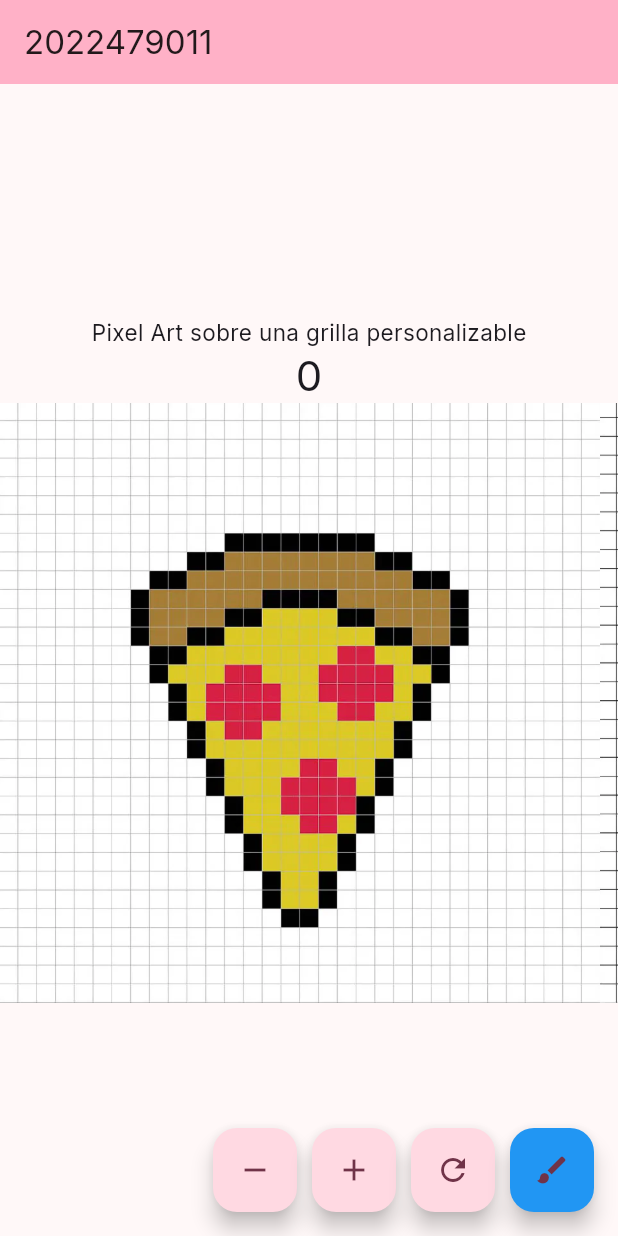
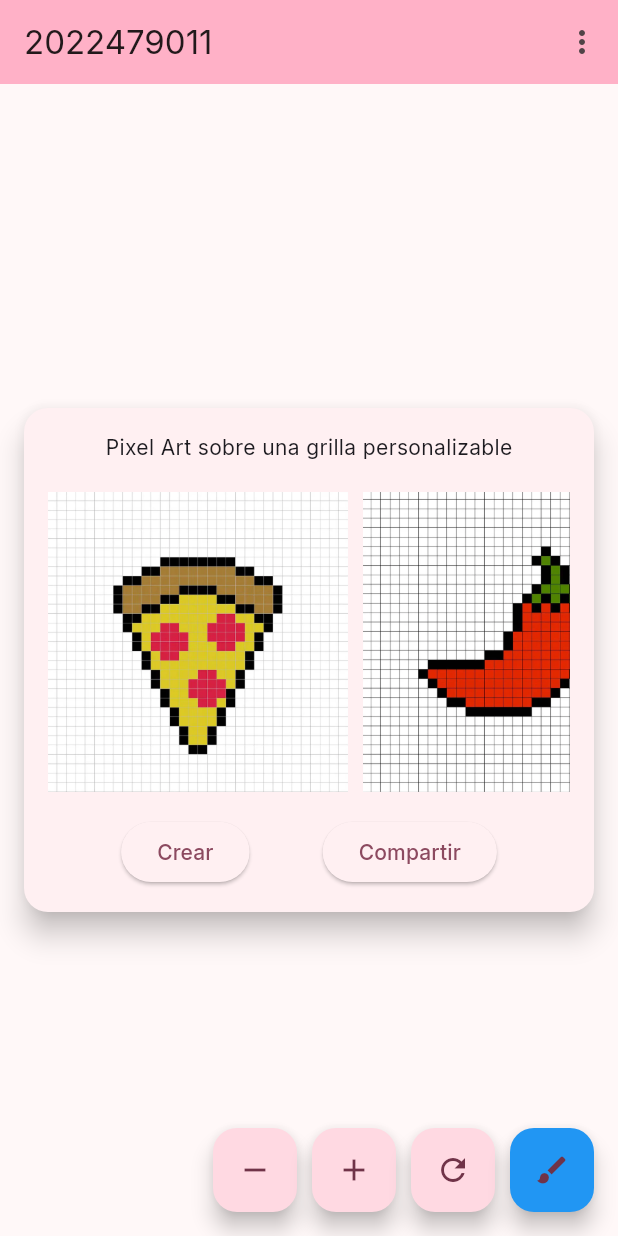
Before and after one commit to FernandaCatalan/3479A321_2022479011_, a Flutter app: the screen it shows after launch, on a phone screen of 412 x 824 dp. Run offline on Flutter 3.47's test engine with Material 3 defaults, Android fonts, the phone set to English and light mode, and no system bars; our stand-ins replace google_fonts, logger.

Commit message:
Lab4 terminado

```diff
--- a/lib/main.dart
+++ b/lib/main.dart
@@ -24,6 +24,7 @@ class MyApp extends StatelessWidget {
         textTheme: GoogleFonts.interTextTheme(),
       ),
       home: const MyHomePage(title: '2022479011'),
+      //home: ListArtScreen(),
     );
   }
 }
--- a/lib/pages/home_page.dart
+++ b/lib/pages/home_page.dart
@@ -1,5 +1,8 @@
 import 'package:flutter/material.dart';
 import 'package:logger/logger.dart';
+import 'list_art.dart';
+import 'about.dart';
+import 'list_creation.dart';
 
 class MyHomePage extends StatefulWidget {
   const MyHomePage({super.key, required this.title});
@@ -87,50 +90,82 @@ class _MyHomePageState extends State<MyHomePage> {
       appBar: AppBar(
         backgroundColor: Theme.of(context).colorScheme.inversePrimary,
         title: Text(widget.title),
+        actions: [
+          PopupMenuButton<String>(
+            onSelected: (value) {
+              if(value == 'about'){
+                Navigator.push(
+                  context,
+                  MaterialPageRoute(builder: (context) => const AboutScreen()),
+                );
+              }
+            },
+            itemBuilder: (BuildContext context) {
+              return const [
+                PopupMenuItem<String>(value: 'about', child: Text('About')),
+              ];
+            },
+          )
+        ]
       ),
+
       body: Center(
-        // Center is a layout widget. It takes a single child and positions it
-        // in the middle of the parent.
+        child: Card(
+          elevation: 8,
+          margin: const EdgeInsets.all(16),
+          shape: RoundedRectangleBorder(borderRadius: BorderRadius.circular(16)),
+          child: Padding(
+            padding: const EdgeInsets.all(16),
             child: Column(
-          // Column is also a layout widget. It takes a list of children and
-          // arranges them vertically. By default, it sizes itself to fit its
-          // children horizontally, and tries to be as tall as its parent.
-          //
-          // Column has various properties to control how it sizes itself and
-          // how it positions its children. Here we use mainAxisAlignment to
-          // center the children vertically; the main axis here is the vertical
-          // axis because Columns are vertical (the cross axis would be
-          // horizontal).
-          //
-          // TRY THIS: Invoke "debug painting" (choose the "Toggle Debug Paint"
-          // action in the IDE, or press "p" in the console), to see the
-          // wireframe for each widget.
-          mainAxisAlignment: MainAxisAlignment.center,
-          children: <Widget>[
-            const Text('Pixel Art sobre una grilla personalizable', style: TextStyle(fontSize: 15),),
-            Text(
-              '$_counter',
-              style: Theme.of(context).textTheme.headlineMedium,
-            ),
+              mainAxisSize: MainAxisSize.min,
+              children: [
+                const Text('Pixel Art sobre una grilla personalizable'),
+                const SizedBox(height: 10),
+                //Text('$_counter', style: Theme.of(context).textTheme.headlineMedium),
+                const SizedBox(height: 10),
 
                 SingleChildScrollView(
                   scrollDirection: Axis.horizontal,
-              child:
-              Row(
+                  child: Row(
                     children: [
-                  Image.asset( "assets/Pixel-Art-Pizza-2.webp", width: 400, fit: BoxFit.cover),
-                  Image.asset( "assets/Pixel-Art-Hot-Pepper-2-1.webp", width: 400, fit: BoxFit.cover),
-                  Image.asset( "assets/Pixel-Art-Watermelon-3.webp", width: 400, fit: BoxFit.cover),
+                      Image.asset("assets/Pixel-Art-Pizza-2.webp", width:200, fit: BoxFit.cover),
+                      const SizedBox(width: 10),
+                      Image.asset("assets/Pixel-Art-Hot-Pepper-2-1.webp", width: 200, fit: BoxFit.cover),
+                      const SizedBox(width: 10),
+                      Image.asset("assets/Pixel-Art-Watermelon-3.webp", width: 200, fit: BoxFit.cover),
                     ],
                   ),
+                ),
+                const SizedBox(height: 16),
+                Row(
+                  mainAxisAlignment: MainAxisAlignment.spaceEvenly,
+                  children:[
+                    ElevatedButton(
+                      onPressed: (){
+                        Navigator.push(
+                          context,
+                          MaterialPageRoute(builder: (context) => const ListArtScreen()),
+                        );
+                      },
+                      child: const Text('Crear'),
+                    ),
+                    ElevatedButton(
+                      onPressed: (){
+                        Navigator.push(
+                          context,
+                          MaterialPageRoute(builder: (context) => const ListCreationScreen()),
+                        );
+                      },
+                      child: const Text('Compartir'),
+                    ),
+                  ],
                 ),
               ],
             ),
           ),
-
-
+        ),
+      ),
       floatingActionButton: _buildFloatingButtons(),
-
     );
   }
 }
```
Also changed, not shown: lib/pages/about.dart (added, +30 -0 lines), lib/pages/list_art.dart (added, +33 -0 lines), lib/pages/list_creation.dart (added, +30 -0 lines). Lines whose indentation alone changed are shown as unchanged.
